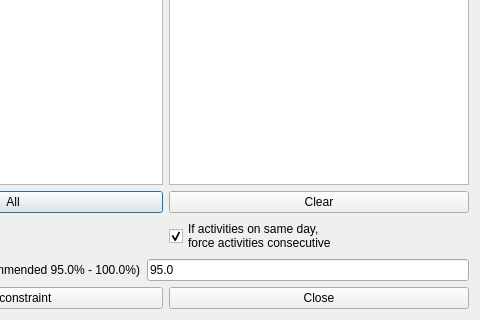
This is fet/src/interface/addconstraintmindaysbetweenactivitiesform_template.ui in vonmecheln/fet as Qt 5 draws it before an edit; both pictures show x 148 to 628 and y 244 to 564 of the 628 by 564 pixel window. The edited form follows.
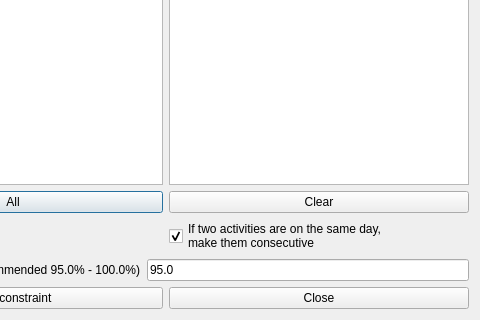
This is the edited form.

```diff
--- a/fet/src/interface/addconstraintmindaysbetweenactivitiesform_template.ui
+++ b/fet/src/interface/addconstraintmindaysbetweenactivitiesform_template.ui
@@ -180,8 +180,8 @@
      <item>
       <widget class="QCheckBox" name="consecutiveIfSameDayCheckBox">
        <property name="text">
-        <string comment="Keep translation short. Check how the dialog looks (dialog of add constraint min days between activities)">If activities on same day,
-force activities consecutive</string>
+        <string comment="Keep translation short. Check how the dialog looks (dialog of add constraint min days between activities)">If two activities are on the same day,
+make them consecutive</string>
        </property>
        <property name="checked">
         <bool>true</bool>
```
